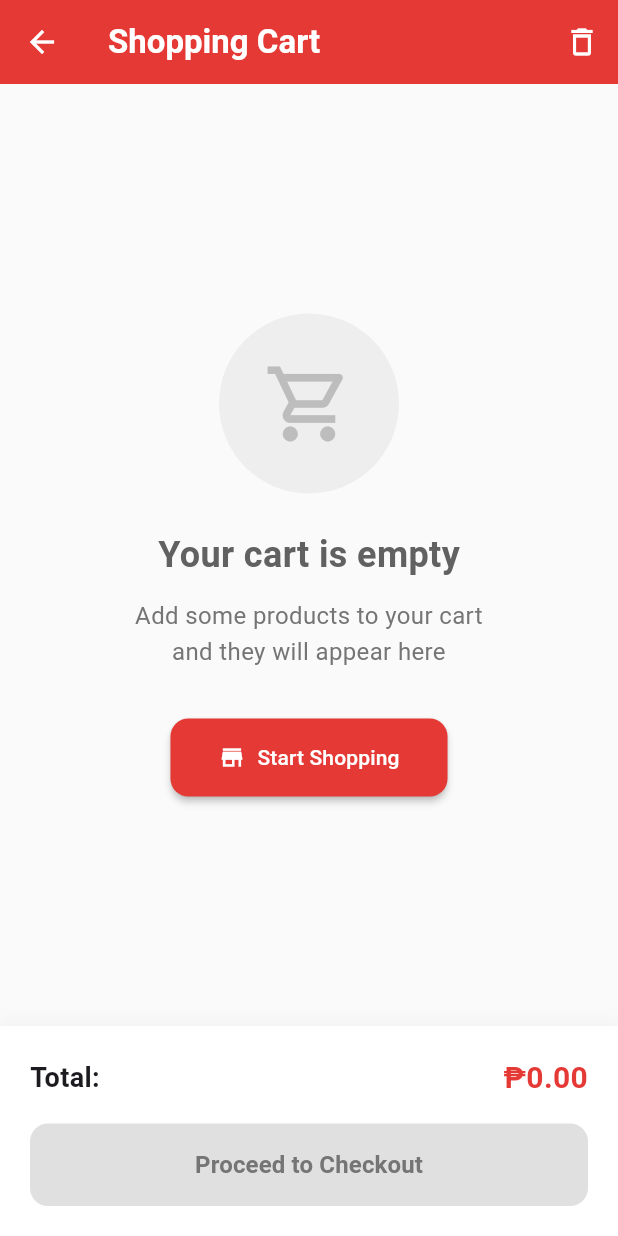
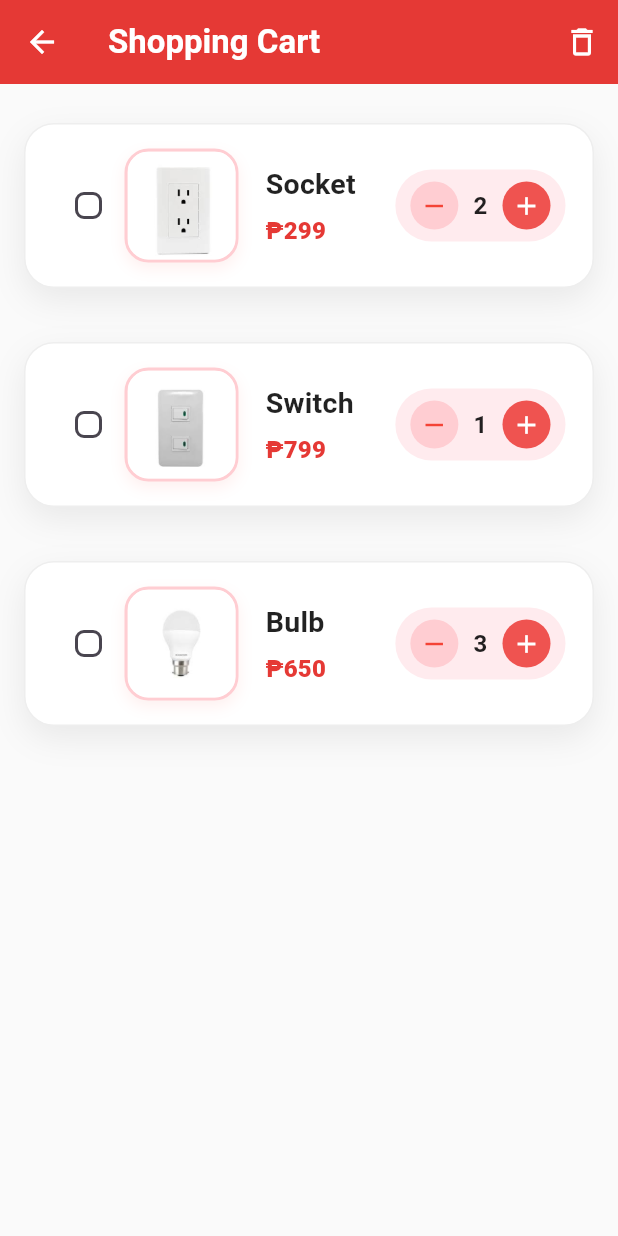
Before and after one commit to KennJ78/babaorderingapp, a Flutter app: the CartScreen screen opened directly, on a phone screen of 412 x 824 dp. Run offline on Flutter 3.47's test engine with Material 3 defaults, Android fonts, the phone set to English and light mode, and no system bars.

Commit message:
Week2Day2

```diff
--- a/lib/mainapp.dart
+++ b/lib/mainapp.dart
@@ -463,11 +463,42 @@ class ProductDetailScreen extends StatelessWidget {
   }
 }
 
-class CartScreen extends StatelessWidget {
+class CartScreen extends StatefulWidget {
   const CartScreen({super.key});
 
   @override
+  State<CartScreen> createState() => _CartScreenState();
+}
+
+class _CartScreenState extends State<CartScreen> {
+  final List<Map<String, dynamic>> cartProducts = [
+    {
+      'name': 'Socket',
+      'price': '₱299',
+      'image': 'assets/images/socket.jpg',
+      'qty': 2,
+      'checked': false,
+    },
+    {
+      'name': 'Switch',
+      'price': '₱799',
+      'image': 'assets/images/switch.jpg',
+      'qty': 1,
+      'checked': false,
+    },
+    {
+      'name': 'Bulb',
+      'price': '₱650',
+      'image': 'assets/images/bulb.jpg',
+      'qty': 3,
+      'checked': false,
+    },
+  ];
+
+  @override
   Widget build(BuildContext context) {
+    final bool isEmpty = cartProducts.isEmpty;
+
     return Scaffold(
       backgroundColor: Colors.grey[50],
       appBar: AppBar(
@@ -491,9 +522,9 @@ class CartScreen extends StatelessWidget {
           ),
         ],
       ),
-      body: Column(
+      body: isEmpty
+          ? Column(
         children: [
-          // Empty cart illustration
           Expanded(
             child: Center(
               child: Column(
@@ -550,63 +581,153 @@ class CartScreen extends StatelessWidget {
               ),
             ),
           ),
-          // Bottom section with total and checkout button
-          Container(
-            padding: const EdgeInsets.all(20),
+        ],
+      )
+          : ListView.separated(
+        padding: const EdgeInsets.all(16),
+        itemCount: cartProducts.length,
+        separatorBuilder: (_, __) => const SizedBox(height: 16),
+        itemBuilder: (context, index) {
+          final product = cartProducts[index];
+          return Container(
+            margin: const EdgeInsets.symmetric(horizontal: 0, vertical: 10),
             decoration: BoxDecoration(
               color: Colors.white,
+              borderRadius: BorderRadius.circular(20),
               boxShadow: [
                 BoxShadow(
-                  color: Colors.grey.withOpacity(0.1),
-                  spreadRadius: 1,
-                  blurRadius: 10,
-                  offset: const Offset(0, -2),
+                  color: Colors.black.withOpacity(0.07),
+                  blurRadius: 18,
+                  offset: const Offset(0, 8),
+                ),
+              ],
+              border: Border.all(
+                color: (product['checked'] ?? false) ? Colors.red[200]! : Colors.grey[200]!,
+                width: (product['checked'] ?? false) ? 2 : 1,
+              ),
+            ),
+            child: Padding(
+              padding: const EdgeInsets.symmetric(horizontal: 18, vertical: 16),
+              child: Row(
+                crossAxisAlignment: CrossAxisAlignment.center,
+                children: [
+                  Checkbox(
+                    value: product['checked'] ?? false,
+                    activeColor: Colors.red[600],
+                    shape: RoundedRectangleBorder(borderRadius: BorderRadius.circular(6)),
+                    onChanged: (bool? value) {
+                      setState(() {
+                        product['checked'] = value ?? false;
+                      });
+                    },
+                  ),
+                  Container(
+                    decoration: BoxDecoration(
+                      borderRadius: BorderRadius.circular(16),
+                      border: Border.all(color: Colors.red[100]!, width: 2),
+                      boxShadow: [
+                        BoxShadow(
+                          color: Colors.red.withOpacity(0.08),
+                          blurRadius: 8,
+                          offset: const Offset(0, 4),
                         ),
                       ],
                     ),
-            child: Column(
-              children: [
-                Row(
-                  mainAxisAlignment: MainAxisAlignment.spaceBetween,
-                  children: [
-                    const Text(
-                      'Total:',
-                      style: TextStyle(
-                        fontSize: 18,
-                        fontWeight: FontWeight.w600,
+                    child: ClipRRect(
+                      borderRadius: BorderRadius.circular(14),
+                      child: Image.asset(
+                        product['image']!,
+                        width: 72,
+                        height: 72,
+                        fit: BoxFit.cover,
                       ),
                     ),
+                  ),
+                  const SizedBox(width: 18),
+                  Expanded(
+                    child: Column(
+                      crossAxisAlignment: CrossAxisAlignment.start,
+                      mainAxisAlignment: MainAxisAlignment.center,
+                      children: [
                         Text(
-                      '₱0.00',
+                          product['name']!,
+                          style: const TextStyle(
+                            fontSize: 19,
+                            fontWeight: FontWeight.w700,
+                            color: Colors.black87,
+                            letterSpacing: 0.2,
+                          ),
+                          maxLines: 1,
+                          overflow: TextOverflow.ellipsis,
+                        ),
+                        const SizedBox(height: 6),
+                        Text(
+                          product['price']!,
                           style: TextStyle(
-                        fontSize: 20,
-                        fontWeight: FontWeight.bold,
+                            fontSize: 16,
                             color: Colors.red[600],
+                            fontWeight: FontWeight.w800,
+                            letterSpacing: 0.1,
                           ),
                         ),
                       ],
                     ),
-                const SizedBox(height: 16),
-                SizedBox(
-                  width: double.infinity,
-                  child: ElevatedButton(
-                    onPressed: () {},
-                    style: ElevatedButton.styleFrom(
-                      backgroundColor: Colors.grey[300],
-                      foregroundColor: Colors.grey[600],
-                      padding: const EdgeInsets.symmetric(vertical: 16),
-                      shape: RoundedRectangleBorder(
-                        borderRadius: BorderRadius.circular(12),
                   ),
-                      elevation: 0,
+                  Container(
+                    margin: const EdgeInsets.only(left: 10),
+                    padding: const EdgeInsets.symmetric(horizontal: 10, vertical: 8),
+                    decoration: BoxDecoration(
+                      color: Colors.red[50],
+                      borderRadius: BorderRadius.circular(30),
                     ),
-                    child: const Text(
-                      'Proceed to Checkout',
-                      style: TextStyle(
-                        fontSize: 16,
-                        fontWeight: FontWeight.w600,
+                    child: Row(
+                      mainAxisSize: MainAxisSize.min,
+                      children: [
+                        InkWell(
+                          borderRadius: BorderRadius.circular(20),
+                          onTap: () {
+                            setState(() {
+                              if (product['qty'] > 1) {
+                                product['qty']--;
+                              }
+                            });
+                          },
+                          child: Container(
+                            width: 32,
+                            height: 32,
+                            decoration: BoxDecoration(
+                              color: Colors.red[100],
+                              shape: BoxShape.circle,
+                            ),
+                            child: const Icon(Icons.remove, size: 20, color: Colors.red),
                           ),
                         ),
+                        Padding(
+                          padding: const EdgeInsets.symmetric(horizontal: 10),
+                          child: Text(
+                            '${product['qty']}',
+                            style: const TextStyle(
+                              fontSize: 16,
+                              fontWeight: FontWeight.bold,
+                              color: Colors.black87,
+                            ),
+                          ),
+                        ),
+                        InkWell(
+                          borderRadius: BorderRadius.circular(20),
+                          onTap: () {
+                            setState(() {
+                              product['qty']++;
+                            });
+                          },
+                          child: Container(
+                            width: 32,
+                            height: 32,
+                            decoration: BoxDecoration(
+                              color: Colors.red[400],
+                              shape: BoxShape.circle,
+                            ),
+                            child: const Icon(Icons.add, size: 20, color: Colors.white),
                           ),
                         ),
                       ],
@@ -614,6 +735,10 @@ class CartScreen extends StatelessWidget {
                   ),
                 ],
               ),
+            ),
+          );
+        },
+      ),
     );
   }
 }
```
Lines whose indentation alone changed are shown as unchanged.
